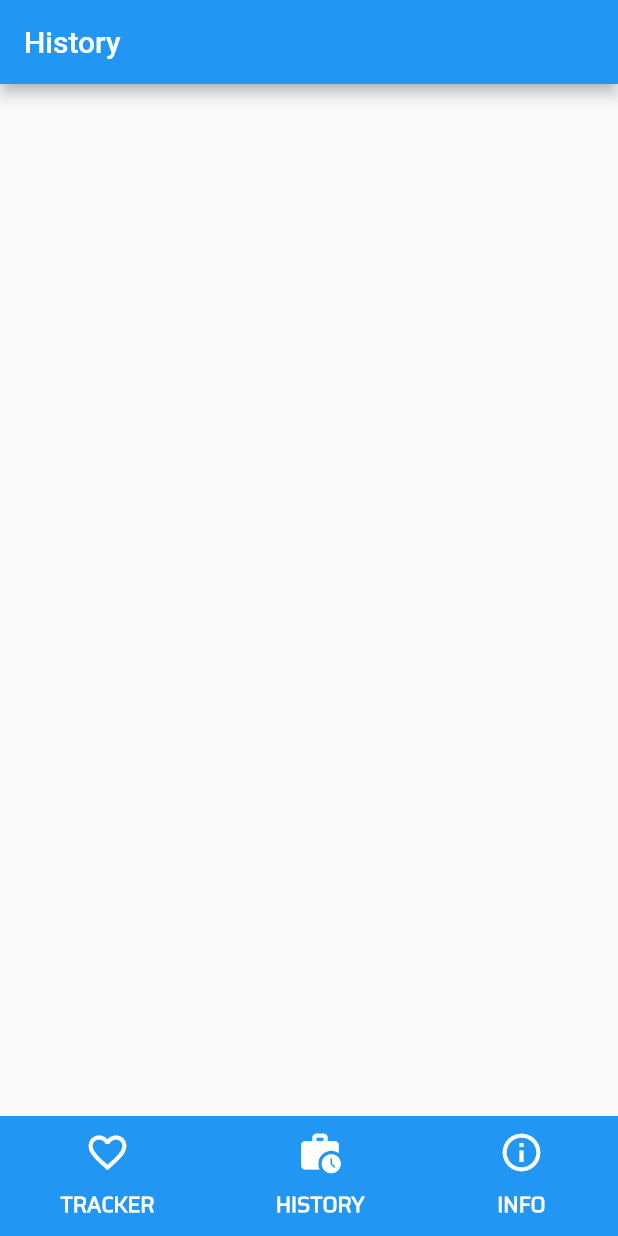
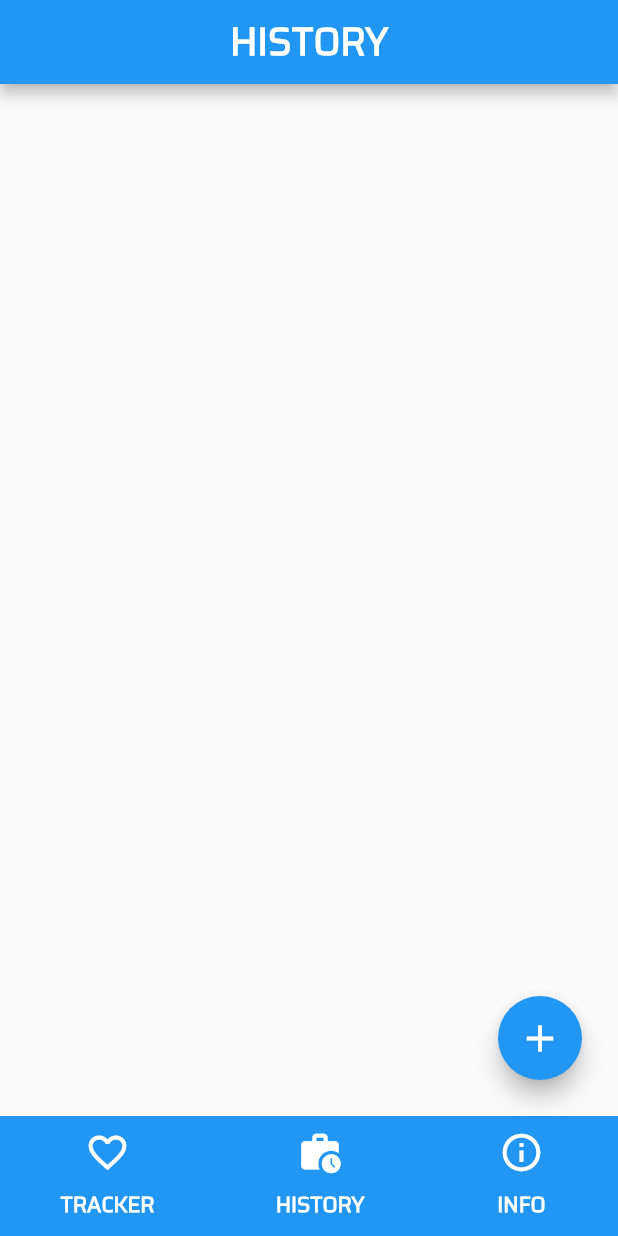
Before and after one commit to farhanyousaf786/blood-pressure-tracker, a Flutter app: the screen it shows after launch, item 2 of the bottom bar chosen, on a phone screen of 412 x 824 dp. Run offline on Flutter 3.47's test engine with Material 2 defaults, Android fonts, the phone set to English and light mode, and no system bars; our stand-ins replace numberpicker.

Commit message:
added floating button

```diff
--- a/lib/Pages/HistoryPage.dart
+++ b/lib/Pages/HistoryPage.dart
@@ -12,8 +12,16 @@ class History extends StatefulWidget {
 class _HistoryState extends State<History> {
   @override
   Widget build(BuildContext context) {
-    return Scaffold(appBar: AppBar(
-      title: Text("History"),
+    return Scaffold(appBar:  AppBar(
+      centerTitle: true,
+      title: Text(
+        "HISTORY",
+        style: TextStyle(
+            fontSize: 25,
+            fontWeight: FontWeight.bold,
+            fontFamily: 'saira'
+        ),
+      ),
     ),);
   }
 }
--- a/lib/Pages/LandingPage.dart
+++ b/lib/Pages/LandingPage.dart
@@ -1,3 +1,4 @@
+import 'package:bloodpressure/Pages/CheckerPage.dart';
 import 'package:bloodpressure/Pages/GenralStatsPage.dart';
 import 'package:bloodpressure/Pages/HistoryPage.dart';
 import 'package:bloodpressure/Pages/InformationPage.dart';
@@ -25,6 +26,20 @@ class _LandingPageState extends State<LandingPage> {
       backgroundColor: const Color(0xffC4DFCB),
       body: pages[pageIndex],
       bottomNavigationBar: buildMyNavBar(context),
+      floatingActionButtonLocation: FloatingActionButtonLocation.endFloat,
+      floatingActionButton: Padding(
+        padding: const EdgeInsets.all(8.0),
+        child: FloatingActionButton(
+          // isExtended: true,
+          child: const Icon(Icons.add,
+          size: 30,),
+          backgroundColor: Colors.blue,
+          onPressed: () {
+            Navigator.push(context,
+                MaterialPageRoute(builder: (context) => const CheckerPage()));
+          },
+        ),
+      ),
     );
   }
 
```
Also changed, not shown: lib/Pages/CheckerPage.dart (added, +25 -0 lines), lib/Pages/GenralStatsPage.dart (+9 -1 lines), lib/Pages/InformationPage.dart (+14 -3 lines).
